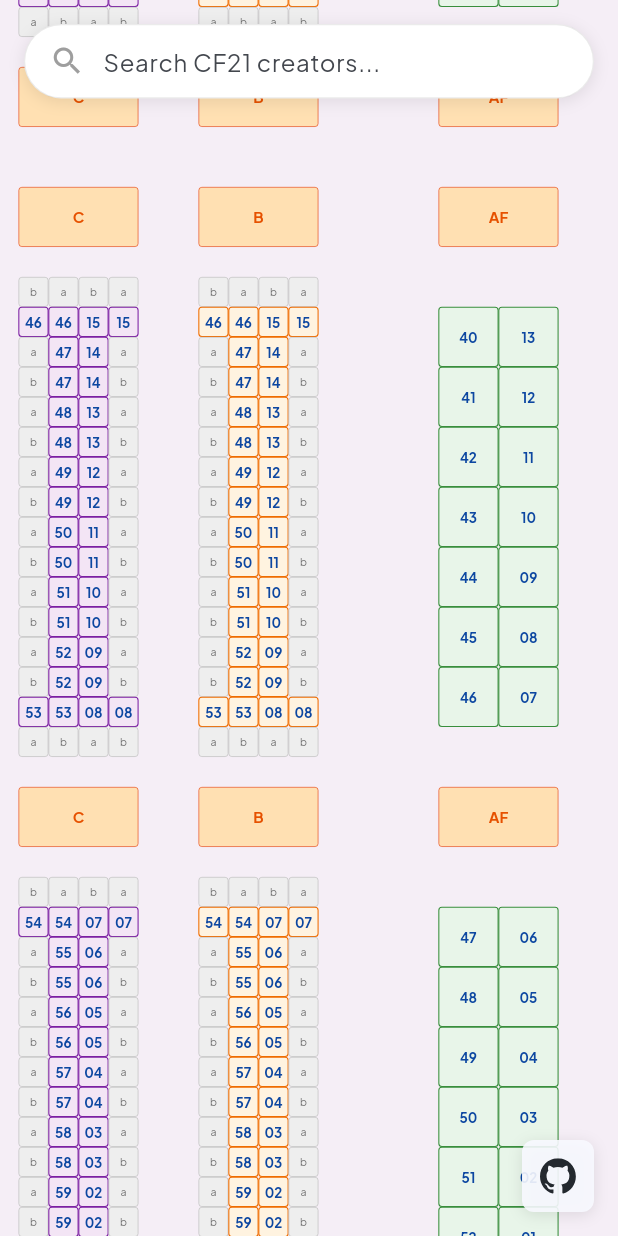
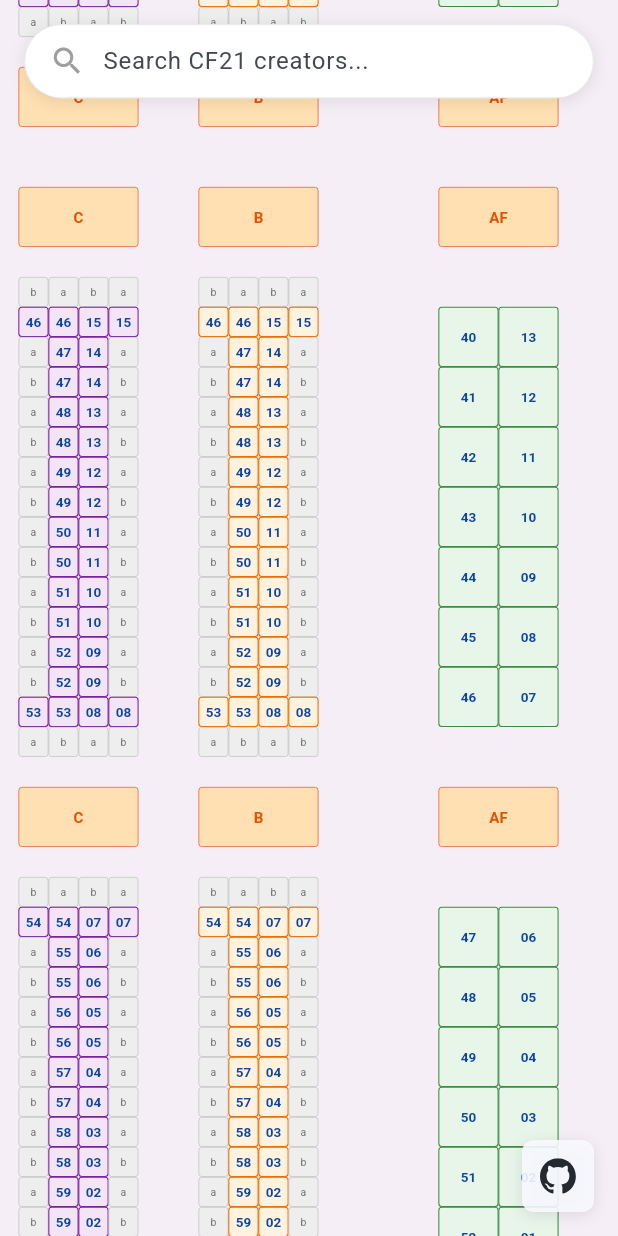
Before and after one commit to mentegago/cf21-map, a Flutter app: the screen it shows after launch, on a phone screen of 412 x 824 dp. Run offline on Flutter 3.47's test engine with Material 3 defaults, Android fonts, the light colour scheme and no system bars; our stand-ins replace flutter_svg, shared_preferences; missing offline and left inert: dart:html; network calls fail.

```diff
--- a/lib/main.dart
+++ b/lib/main.dart
@@ -25,7 +25,7 @@ class CF21MapApp extends StatelessWidget {
         ),
         useMaterial3: true,
         scaffoldBackgroundColor: const Color.fromARGB(255, 247, 247, 247),
-        fontFamily: 'PlusJakartaSans',
+        fontFamily: 'Roboto',
       ),
       darkTheme: ThemeData(
         colorScheme: ColorScheme.fromSeed(
@@ -35,7 +35,7 @@ class CF21MapApp extends StatelessWidget {
         useMaterial3: true,
         // Match map dark background so empty/panned areas are the same color
         scaffoldBackgroundColor: const Color(0xFF0A1B2A),
-        fontFamily: 'PlusJakartaSans',
+        fontFamily: 'Roboto',
       ),
       themeMode: ThemeMode.system,
       home: const MapScreen(),
--- a/lib/services/version_service.dart
+++ b/lib/services/version_service.dart
@@ -20,7 +20,7 @@ class VersionInfo {
 
 class VersionService {
   static const String _versionUrl = 'https://cf21-config.nnt.gg/version.json';
-  static const int _clientVersion = 6; // Current client version
+  static const int _clientVersion = 7; // Current client version
 
   static Future<VersionInfo?> fetchVersionInfo() async {
     try {
--- a/lib/widgets/map_viewer.dart
+++ b/lib/widgets/map_viewer.dart
@@ -557,7 +557,7 @@ class MapPainter extends CustomPainter {
       return const TextStyle(
         fontSize: 0,
         color: Colors.transparent,
-        fontFamily: 'PlusJakartaSans',
+        fontFamily: 'Roboto',
       );
     } else if (cell.isBooth) {
       // When highlighted: dark text on bright/white overlay (dark mode), white text on dark blue (light mode)
@@ -571,26 +571,26 @@ class MapPainter extends CustomPainter {
         fontSize: 18,
         fontWeight: FontWeight.bold,
         color: textColor,
-        fontFamily: 'PlusJakartaSans',
+        fontFamily: 'Roboto',
       );
     } else if (cell.isLocationMarker && cell.content != 'a' && cell.content != 'b') {
       return TextStyle(
         fontSize: 20,
         fontWeight: FontWeight.bold,
         color: isDark ? const Color(0xFFFFB74D) : const Color(0xFFE65100),
-        fontFamily: 'PlusJakartaSans',
+        fontFamily: 'Roboto',
       );
     } else if (cell.isHall) {
       return TextStyle(
         fontSize: 24,
         color: isDark ? Colors.grey.shade400 : Colors.grey.shade600,
-        fontFamily: 'PlusJakartaSans',
+        fontFamily: 'Roboto',
       );
     }
     return TextStyle(
       fontSize: 14,
       color: isDark ? Colors.grey.shade400 : Colors.grey.shade600,
-      fontFamily: 'PlusJakartaSans',
+      fontFamily: 'Roboto',
     );
   }
 
--- a/pubspec.yaml
+++ b/pubspec.yaml
@@ -31,12 +31,6 @@ flutter:
     - assets/
 
   fonts:
-    - family: PlusJakartaSans
-      fonts:
-        - asset: fonts/PlusJakartaSans-VariableFont_wght.ttf
-        - asset: fonts/PlusJakartaSans-Italic-VariableFont_wght.ttf
-          style: italic
-
     - family: Roboto
       fonts:
         - asset: fonts/Roboto-VariableFont_wdth,wght.ttf
```
Also changed, not shown: fonts/PlusJakartaSans-Italic-VariableFont_wght.ttf (deleted), fonts/PlusJakartaSans-VariableFont_wght.ttf (deleted).
